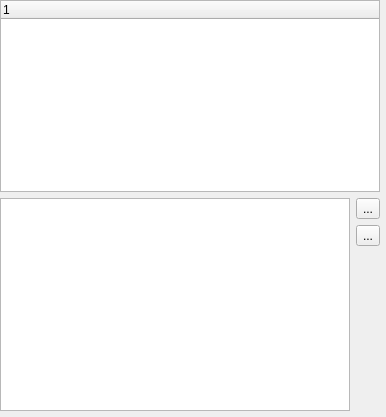
Above: trunk/ui/src/outputpatcheditor.ui from Bondzio/qlc before the change. Below: the same form after it.
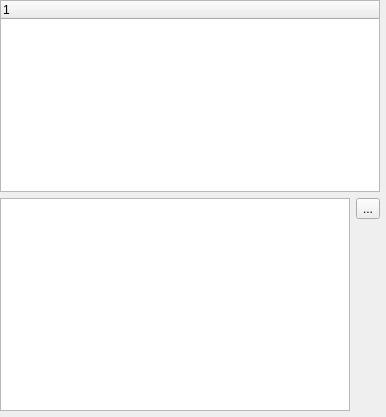
That is the form after the change. Icons and pictures are not drawn.

Commit message: Removed reconnect buttons from in/output patch editors and made them do an automatic reconnect when plugin configuration changes

What changed in the file:
```diff
--- a/trunk/ui/src/outputpatcheditor.ui
+++ b/trunk/ui/src/outputpatcheditor.ui
@@ -70,26 +70,6 @@
     </widget>
    </item>
    <item row="2" column="1">
-    <widget class="QToolButton" name="m_reconnectButton">
-     <property name="toolTip">
-      <string>Attempt to re-connect the current plugin</string>
-     </property>
-     <property name="text">
-      <string notr="true">...</string>
-     </property>
-     <property name="icon">
-      <iconset resource="qlcui.qrc">
-       <normaloff>:/detach.png</normaloff>:/detach.png</iconset>
-     </property>
-     <property name="iconSize">
-      <size>
-       <width>32</width>
-       <height>32</height>
-      </size>
-     </property>
-    </widget>
-   </item>
-   <item row="3" column="1">
     <spacer name="verticalSpacer">
      <property name="orientation">
       <enum>Qt::Vertical</enum>
```
Left out of the diff: 7 changed lines with no effect on the pictures. The commit also changes 13 other files.
